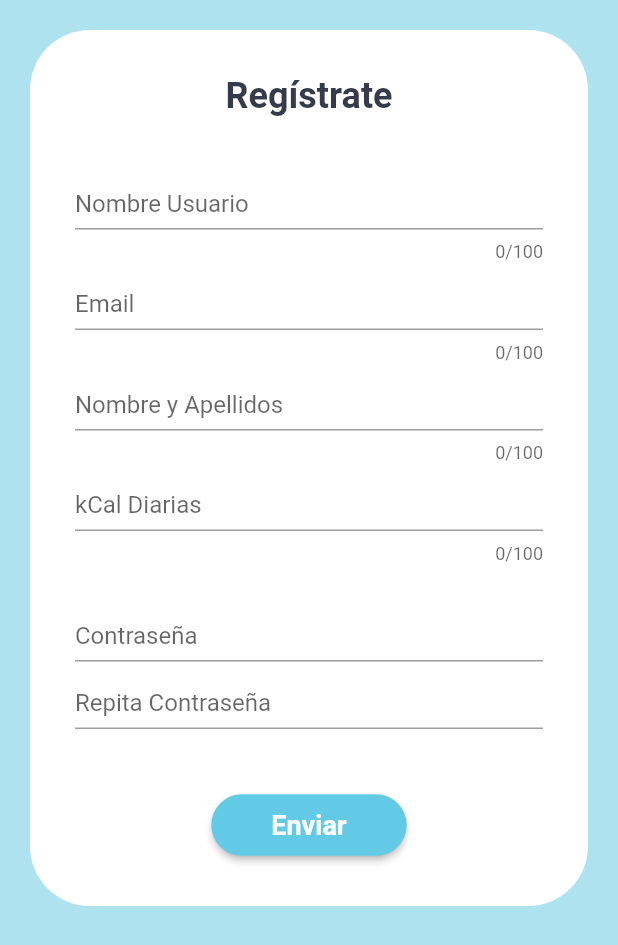
After one commit to RaulSangosto/EatApp, a Flutter app: the RegisterPage screen opened directly, on a phone screen of 412 x 824 dp. The commit adds this screen. Shown: the top 945 px of the screen. Run offline on Flutter 3.47's test engine with Material 2 defaults, Android fonts, the phone set to English and light mode, and no system bars; our stand-ins replace get_it, image_picker, shared_preferences; accounts and stored records are empty.

Commit message:
Categoria diaria

```diff
--- /dev/null
+++ b/lib/pages/register_page.dart
@@ -0,0 +1,265 @@
+import 'package:eatapp/models/api_response.dart';
+import 'package:eatapp/perfil_services.dart';
+import 'package:flutter/material.dart';
+import 'package:flutter/rendering.dart';
+import 'package:get_it/get_it.dart';
+import 'package:shared_preferences/shared_preferences.dart';
+
+class RegisterPage extends StatefulWidget {
+  const RegisterPage(
+      {Key key,
+      bool loged,
+      Function(bool) loginCallback,
+      Function(int) pageIdCallback})
+      : _isLoged = loged,
+        _loginCallback = loginCallback,
+        _pageIdCallback = pageIdCallback,
+        super(key: key);
+  final bool _isLoged;
+  final Function(bool) _loginCallback;
+  final Function(int) _pageIdCallback;
+
+  @override
+  _RegisterState createState() => _RegisterState();
+}
+
+class _RegisterState extends State<RegisterPage> {
+  PerfilService get perfilService => GetIt.I<PerfilService>();
+  SharedPreferences prefs;
+  APIResponse<String> loginResponse;
+  TextEditingController _userController = TextEditingController();
+  TextEditingController _passwordController = TextEditingController();
+  TextEditingController _password2Controller = TextEditingController();
+  TextEditingController _nombreController = new TextEditingController();
+  TextEditingController _emailController = new TextEditingController();
+  TextEditingController _kcalDiariasController = new TextEditingController();
+  bool _isLoading = false;
+  bool _isLoged;
+
+  @override
+  initState() {
+    super.initState();
+    _isLoged = widget._isLoged;
+  }
+
+  sendData() async {
+    String username = _userController.text.trim();
+    String password = _passwordController.text.trim();
+
+    setState(() {
+      _isLoading = true;
+    });
+
+    _isLoged = await perfilService.login(username, password);
+
+    setState(() {
+      _isLoading = false;
+      //print(loginResponse.data.nombre);
+      widget._pageIdCallback(0);
+      widget._loginCallback(_isLoged);
+    });
+  }
+
+  @override
+  Widget build(BuildContext context) {
+    return Scaffold(
+      body: (_isLoading)
+          ? Center(child: CircularProgressIndicator())
+          : SafeArea(
+              child: SizedBox.expand(
+                child: Container(
+                  decoration: BoxDecoration(
+                    color: Theme.of(context).accentColor.withOpacity(0.5),
+                    // image: DecorationImage(
+                    //     image: AssetImage("assets/images/espaguetis.jpg"),
+                    //     fit: BoxFit.cover)
+                  ),
+                  child: ListView(
+                    //mainAxisAlignment: MainAxisAlignment.center,
+                    children: <Widget>[
+                      Container(
+                        width: double.infinity,
+                        margin: EdgeInsets.symmetric(
+                            vertical: 20.0, horizontal: 20.0),
+                        padding: EdgeInsets.all(30.0),
+                        decoration: BoxDecoration(
+                            borderRadius: BorderRadius.circular(40.0),
+                            color: Colors.white),
+                        child: Column(
+                          children: <Widget>[
+                            Text(
+                              'Regístrate',
+                              style: TextStyle(
+                                  fontSize: 24, fontWeight: FontWeight.bold),
+                            ),
+                            SizedBox(
+                              height: 40.0,
+                            ),
+                            TextField(
+                              controller: _userController,
+                              maxLength: 100,
+                              decoration: InputDecoration(
+                                  hintText: "Nombre Usuario", isDense: true),
+                            ),
+                            SizedBox(
+                              height: 10.0,
+                            ),
+                            TextField(
+                              controller: _emailController,
+                              maxLength: 100,
+                              decoration: InputDecoration(
+                                  hintText: "Email", isDense: true),
+                            ),
+                            SizedBox(
+                              height: 10.0,
+                            ),
+                            TextField(
+                              controller: _nombreController,
+                              maxLength: 100,
+                              decoration: InputDecoration(
+                                  hintText: "Nombre y Apellidos", isDense: true),
+                            ),
+                            SizedBox(
+                              height: 10.0,
+                            ),
+                            TextField(
+                              controller: _kcalDiariasController,
+                              maxLength: 100,
+                              decoration: InputDecoration(
+                                  hintText: "kCal Diarias", isDense: true),
+                            ),
+                            SizedBox(
+                              height: 30.0,
+                            ),
+                            TextField(
+                              controller: _passwordController,
+                              obscureText: true,
+                              decoration: InputDecoration(
+                                  hintText: "Contraseña", isDense: true),
+                            ),
+                            SizedBox(
+                              height: 10.0,
+                            ),
+                            TextField(
+                              controller: _password2Controller,
+                              obscureText: true,
+                              decoration: InputDecoration(
+                                  hintText: "Repita Contraseña", isDense: true),
+                            ),
+                            SizedBox(
+                              height: 40.0,
+                            ),
+                            RaisedButton(
+                              onPressed: sendData,
+                              textColor: Colors.white,
+                              color: Theme.of(context).accentColor,
+                              shape: RoundedRectangleBorder(
+                                borderRadius: BorderRadius.circular(24.0),
+                              ),
+                              padding: EdgeInsets.symmetric(
+                                  horizontal: 40.0, vertical: 10.0),
+                              child: Text('Enviar',
+                                  style: TextStyle(
+                                      fontSize: 18.0,
+                                      fontWeight: FontWeight.bold)),
+                            ),
+                          ],
+                        ),
+                      ),
+                    ],
+                  ),
+                ),
+              ),
+            ),
+    );
+  }
+}
+
+class LoginFormField extends StatelessWidget {
+  const LoginFormField({
+    Key key,
+    @required TextEditingController userController,
+  })  : _userController = userController,
+        super(key: key);
+
+  final TextEditingController _userController;
+
+  @override
+  Widget build(BuildContext context) {
+    return TextFormField(
+      controller: _userController,
+      //textInputAction: TextInputAction.next,
+      style: TextStyle(),
+      decoration: InputDecoration(
+          isDense: true,
+          contentPadding:
+              EdgeInsets.symmetric(vertical: 10.0, horizontal: 30.0),
+          hintText: "Nombre de Usuario",
+          enabledBorder: const OutlineInputBorder(
+            borderSide: const BorderSide(color: Colors.white, width: 0.0),
+            borderRadius: const BorderRadius.all(
+              const Radius.circular(50.0),
+            ),
+          ),
+          border: new OutlineInputBorder(
+            gapPadding: 0.0,
+            borderSide: const BorderSide(color: Colors.white, width: 0.0),
+            borderRadius: const BorderRadius.all(
+              const Radius.circular(50.0),
+            ),
+          ),
+          filled: true,
+          fillColor: Colors.grey[300]),
+      validator: (String value) {
+        if (value.trim().isEmpty) {
+          return 'Password is required';
+        }
+        return value.trim();
+      },
+    );
+  }
+}
+
+class PasswordFormField extends StatelessWidget {
+  const PasswordFormField({
+    Key key,
+    @required TextEditingController passwordController,
+  })  : _passwordController = passwordController,
+        super(key: key);
+
+  final TextEditingController _passwordController;
+
+  @override
+  Widget build(BuildContext context) {
+    return TextFormField(
+      controller: _passwordController,
+      obscureText: true,
+      decoration: InputDecoration(
+          hintText: "Contraseña",
+          isDense: true,
+          contentPadding:
+              EdgeInsets.symmetric(vertical: 10.0, horizontal: 30.0),
+          enabledBorder: const OutlineInputBorder(
+            borderSide: const BorderSide(color: Colors.white, width: 0.0),
+            borderRadius: const BorderRadius.all(
+              const Radius.circular(50.0),
+            ),
+          ),
+          border: new OutlineInputBorder(
+            gapPadding: 0.0,
+            borderSide: const BorderSide(color: Colors.white, width: 0.0),
+            borderRadius: const BorderRadius.all(
+              const Radius.circular(50.0),
+            ),
+          ),
+          filled: true,
+          fillColor: Colors.grey[300]),
+      validator: (String value) {
+        if (value.trim().isEmpty) {
+          return 'Password is required';
+        }
+        return value.trim();
+      },
+    );
+  }
+}
--- a/lib/todo.txt
+++ b/lib/todo.txt
@@ -5,7 +5,6 @@
 
     -Inicio
         -Mas Categorías !
-        -Seleccionar categorías diarias !!!
 
     -Descubrir
         -Filtrar !
```
Also changed, not shown: lib/pages/home_page.dart (+14 -2 lines), lib/pages/login_page.dart (+25 -9 lines), lib/receta_services.dart (+19 -0 lines), 7 other files.
